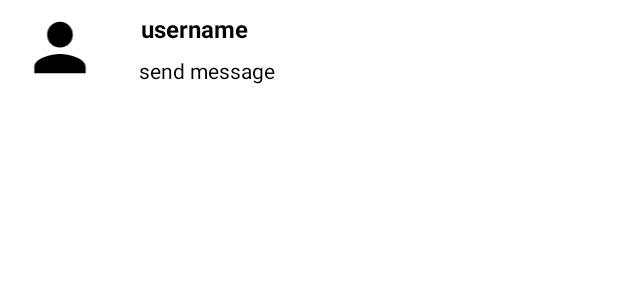
After one commit to ecagri/Tripapp, an Android app: the layout fragment_messages_item.xml on its own in the app's theme, with its tools: preview values and no code run, on a phone screen of 412 x 824 dp. The commit adds this screen. Shown: the top 300 px of the screen. Run offline under Robolectric (Android 15) with nearby library versions, the phone set to English and light mode, and no system bars.

Commit message:
Started to create the messaging page. Design is ready. Tomorrow i will handle the database part.

```diff
--- a/app/src/main/java/com/cagri/tripapp/SignUpActivity.java
+++ b/app/src/main/java/com/cagri/tripapp/SignUpActivity.java
@@ -63,6 +63,7 @@ public class SignUpActivity extends AppCompatActivity {
                                     user.put("followers", new ArrayList<>());
                                     user.put("followings", new ArrayList<>());
                                     user.put("save", new ArrayList<>());
+                                    user.put("messages",new ArrayList<>());
                                     db.collection("users").document(mAuth.getCurrentUser().getUid()).set(user).addOnSuccessListener(new OnSuccessListener<Void>() {
                                         @Override
                                         public void onSuccess(Void unused) {
--- /dev/null
+++ b/app/src/main/res/layout/fragment_messages_item.xml
@@ -0,0 +1,50 @@
+<?xml version="1.0" encoding="utf-8"?>
+<androidx.constraintlayout.widget.ConstraintLayout xmlns:android="http://schemas.android.com/apk/res/android"
+    xmlns:app="http://schemas.android.com/apk/res-auto"
+    xmlns:tools="http://schemas.android.com/tools"
+    android:layout_width="wrap_content"
+    android:layout_height="wrap_content">
+
+    <ImageView
+        android:id="@+id/message_pp"
+        android:layout_width="69dp"
+        android:layout_height="51dp"
+        android:layout_marginStart="11dp"
+        android:layout_marginTop="8dp"
+        android:layout_marginEnd="346dp"
+        android:layout_marginBottom="4dp"
+        android:shape="ring"
+        app:layout_constraintBottom_toBottomOf="@+id/message_pmessage"
+        app:layout_constraintEnd_toEndOf="parent"
+        app:layout_constraintHorizontal_bias="0.4"
+        app:layout_constraintStart_toStartOf="parent"
+        app:layout_constraintTop_toTopOf="parent"
+        app:srcCompat="@drawable/baseline_person_24" />
+
+    <TextView
+        android:id="@+id/message_pmessage"
+        android:layout_width="185dp"
+        android:layout_height="21dp"
+        android:layout_marginTop="8dp"
+        android:layout_marginEnd="134dp"
+        android:text="send message"
+        android:textColor="#000000"
+        app:layout_constraintEnd_toEndOf="parent"
+        app:layout_constraintTop_toBottomOf="@+id/message_pname" />
+
+    <TextView
+        android:id="@+id/message_pname"
+        android:layout_width="185dp"
+        android:layout_height="21dp"
+        android:layout_marginStart="19dp"
+        android:layout_marginTop="8dp"
+        android:layout_marginEnd="134dp"
+        android:text="username"
+        android:textColor="#000000"
+        android:textSize="16sp"
+        android:textStyle="bold"
+        app:layout_constraintEnd_toEndOf="parent"
+        app:layout_constraintHorizontal_bias="0.0"
+        app:layout_constraintStart_toEndOf="@+id/message_pp"
+        app:layout_constraintTop_toTopOf="parent" />
+</androidx.constraintlayout.widget.ConstraintLayout>
```
Also changed, not shown: app/src/main/java/com/cagri/tripapp/MessagesFragment.java (+72 -1 lines), app/src/main/java/com/cagri/tripapp/User.java (added, +31 -0 lines), app/src/main/java/com/cagri/tripapp/UserRcyclerAdapter.java (added, +61 -0 lines), app/src/main/res/layout/fragment_messages.xml (+13 -3 lines).
